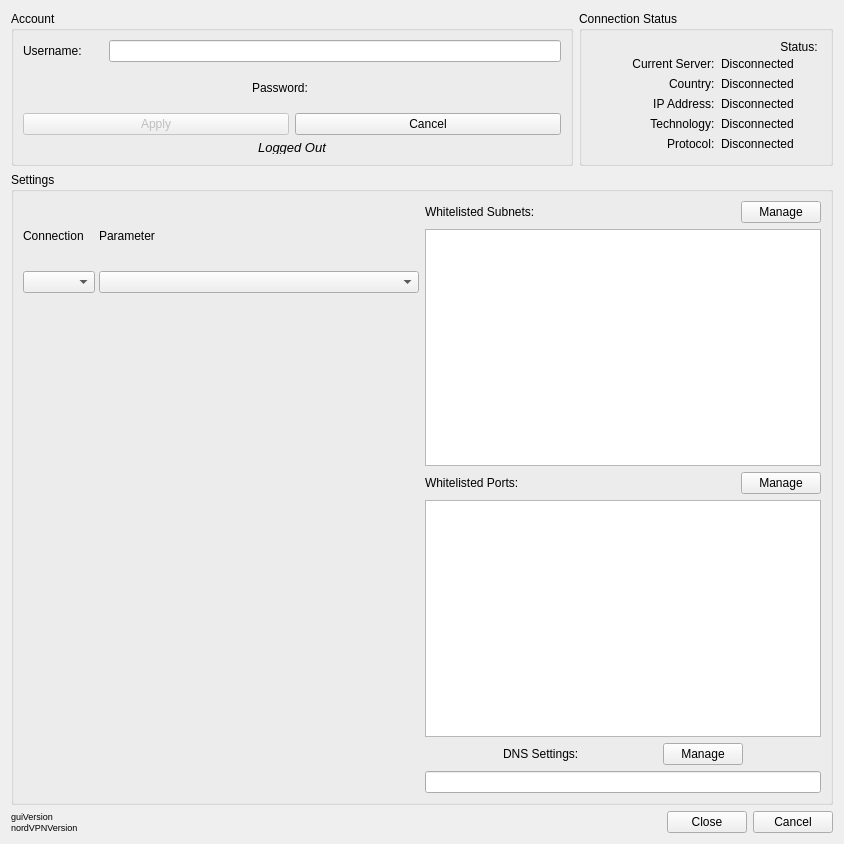
Old version of the form dialogs/controlpanel.ui in the repository OrangeReaper/NordVPN-GUI.
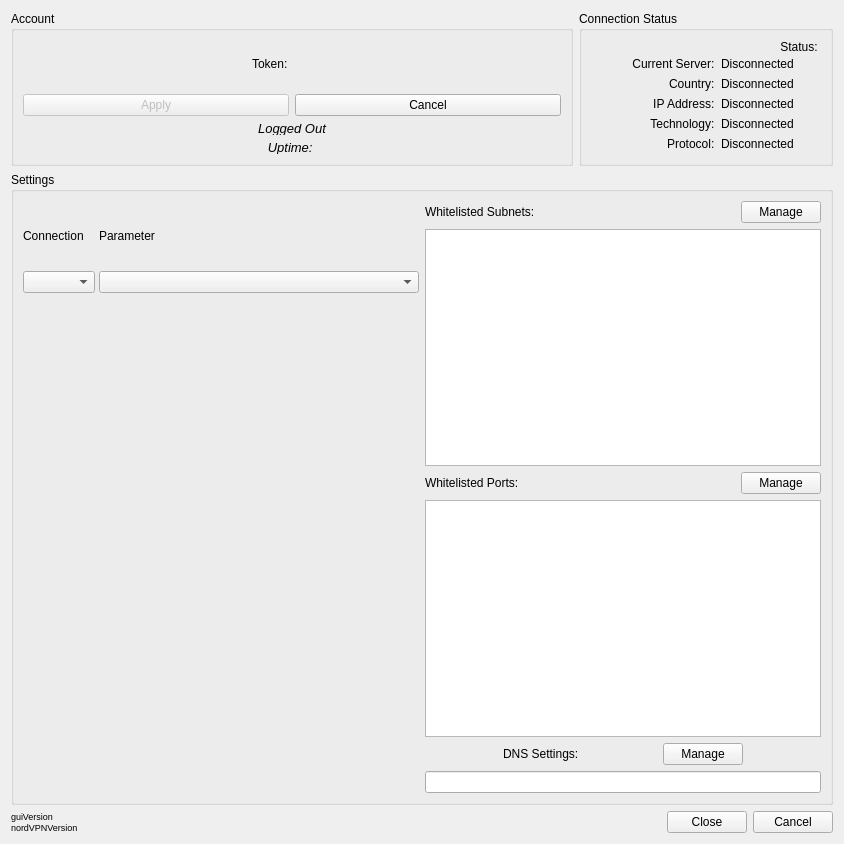
New version of the form.

Commit message: Use NordVPN Tokens

Patch:
```diff
--- a/dialogs/controlpanel.ui
+++ b/dialogs/controlpanel.ui
@@ -34,32 +34,6 @@
         <string>Account</string>
        </property>
        <layout class="QVBoxLayout" name="verticalLayout">
-        <item>
-         <layout class="QHBoxLayout" name="horizontalLayout">
-          <item>
-           <widget class="QLabel" name="label">
-            <property name="sizePolicy">
-             <sizepolicy hsizetype="Preferred" vsizetype="Preferred">
-              <horstretch>0</horstretch>
-              <verstretch>0</verstretch>
-             </sizepolicy>
-            </property>
-            <property name="minimumSize">
-             <size>
-              <width>80</width>
-              <height>0</height>
-             </size>
-            </property>
-            <property name="text">
-             <string>Username:</string>
-            </property>
-           </widget>
-          </item>
-          <item>
-           <widget class="QLineEdit" name="username"/>
-          </item>
-         </layout>
-        </item>
         <item>
          <layout class="QHBoxLayout" name="passwordLayout">
           <item>
@@ -77,7 +51,7 @@
              </size>
             </property>
             <property name="text">
-             <string>Password:</string>
+             <string>Token: </string>
             </property>
            </widget>
           </item>
@@ -126,6 +100,28 @@
           </property>
          </widget>
         </item>
+        <item>
+         <widget class="QLabel" name="uptime">
+          <property name="maximumSize">
+           <size>
+            <width>16777215</width>
+            <height>13</height>
+           </size>
+          </property>
+          <property name="font">
+           <font>
+            <pointsize>10</pointsize>
+            <italic>true</italic>
+           </font>
+          </property>
+          <property name="text">
+           <string>Uptime: </string>
+          </property>
+          <property name="alignment">
+           <set>Qt::AlignCenter</set>
+          </property>
+         </widget>
+        </item>
        </layout>
       </widget>
      </item>
```
Left out of the diff: 32 changed lines with no effect on the pictures. The commit also changes 12 other files.
